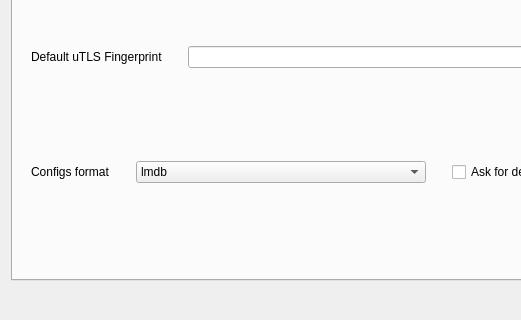
Before: the Qt Designer form src/nekobox/ui/setting/dialog_basic_settings.ui in qr243vbi/nekobox, drawn with Qt 5; both pictures show x 0 to 521 and y 343 to 663 of the 763 by 663 pixel window.
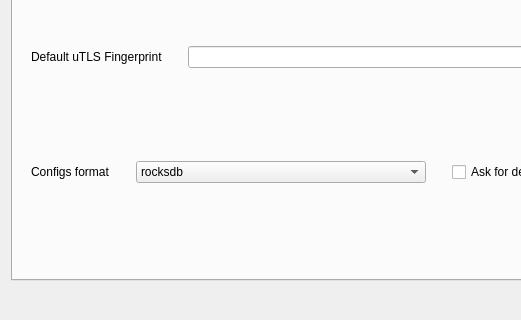
After: the same form once the commit is applied. The open tabs and pages were chosen to show the change. Custom widgets are drawn as their Qt base class.

Commit message: failsafe rocksdb settings

The edit to the form file:
```diff
--- a/src/nekobox/ui/setting/dialog_basic_settings.ui
+++ b/src/nekobox/ui/setting/dialog_basic_settings.ui
@@ -1241,7 +1241,7 @@
                </property>
                <item>
                 <property name="text">
-                 <string notr="true">lmdb</string>
+                 <string notr="true">rocksdb</string>
                 </property>
                </item>
                <item>
```
Left out of the diff: 6 changed lines with no effect on the pictures. The commit also changes 10 other files.
